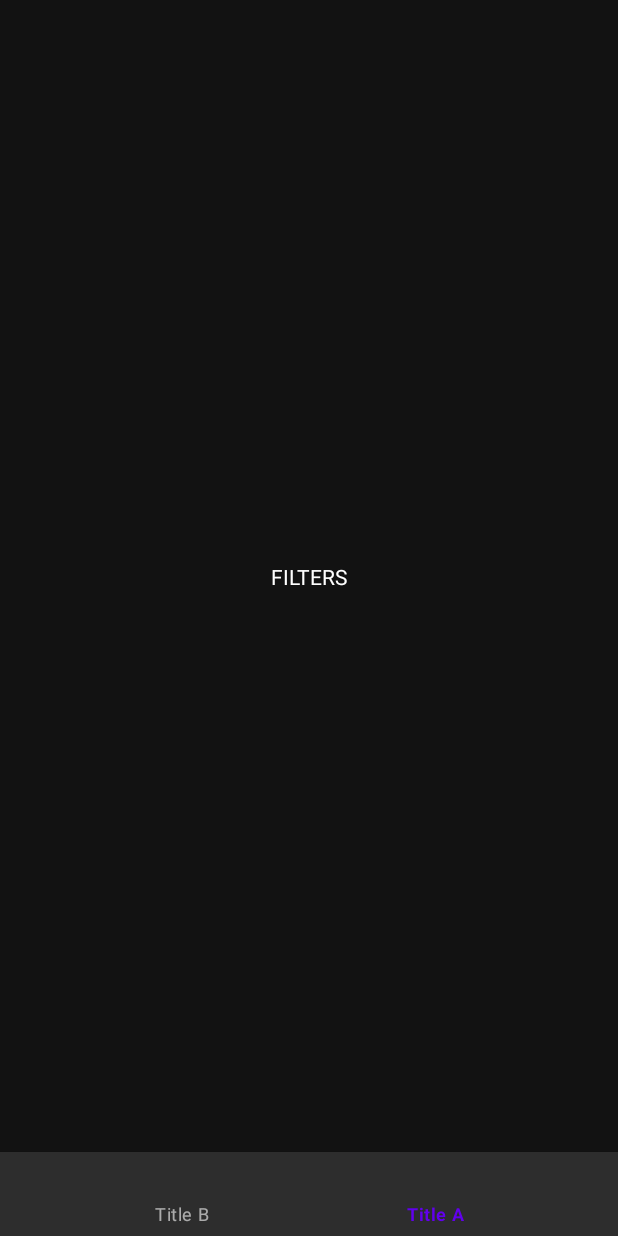
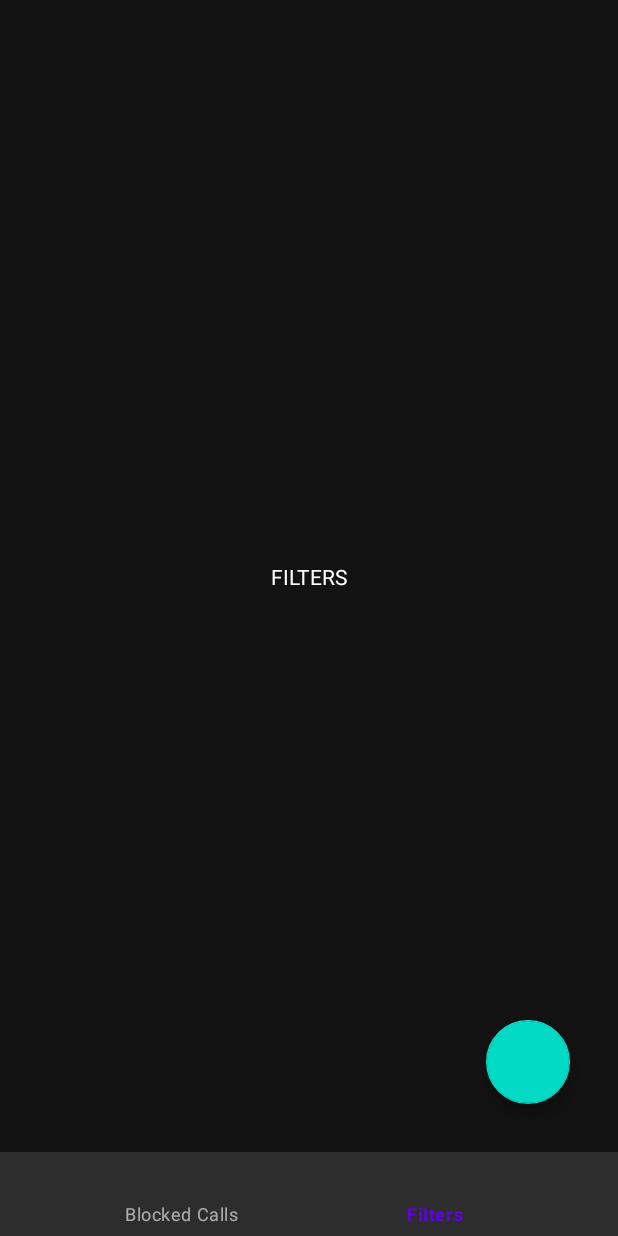
Before and after one commit to MeowsoftMobile/openCallBlocker, an Android app: the screen it shows after launch (MainActivity), item 2 of the bottom bar chosen, on a phone screen of 412 x 824 dp. Run offline under Robolectric (Android 15) with nearby library versions, the phone set to English and light mode, and no system bars; our stand-ins replace data binding.

Commit message:
Menu config

```diff
--- /dev/null
+++ b/app/src/main/java/com/meowsoft/callblocker/domain/MenuPage.kt
@@ -0,0 +1,7 @@
+package com.meowsoft.callblocker.domain
+
+data class MenuPage(
+    val number: Int,
+    val id: Int,
+    val layout: Int
+)
--- /dev/null
+++ b/app/src/main/java/com/meowsoft/callblocker/infrastructure/MenuConfig.kt
@@ -0,0 +1,28 @@
+package com.meowsoft.callblocker.infrastructure
+
+import com.meowsoft.callblocker.R
+import com.meowsoft.callblocker.domain.MenuPage
+
+class MenuConfig {
+    companion object{
+
+        private val menu = listOf(
+            MenuPage(
+                0,
+                R.id.action_blocked_list,
+                R.layout.view_blocked_calls
+            ),
+            MenuPage(
+                1,
+                R.id.action_filters,
+                R.layout.view_filters
+            )
+        )
+
+        val count: Int
+            get() = menu.size
+
+        fun getByPage(page: Int) = menu[page]
+        fun getById(id: Int) = menu.first { it.id == id }
+    }
+}
--- a/app/src/main/java/com/meowsoft/callblocker/presentation/main/MainActivity.kt
+++ b/app/src/main/java/com/meowsoft/callblocker/presentation/main/MainActivity.kt
@@ -1,11 +1,14 @@
 package com.meowsoft.callblocker.presentation.main
 
 import android.os.Bundle
+import android.view.Menu
 import androidx.appcompat.app.AppCompatActivity
 import androidx.databinding.DataBindingUtil
 import androidx.fragment.app.Fragment
+import androidx.viewpager2.widget.ViewPager2
 import com.meowsoft.callblocker.R
 import com.meowsoft.callblocker.databinding.ActivityMainBinding
+import com.meowsoft.callblocker.infrastructure.MenuConfig
 import com.meowsoft.callblocker.presentation.main.viewpager.ViewPagerAdapter
 import kotlinx.android.synthetic.main.activity_main.*
 import org.koin.androidx.viewmodel.ext.android.viewModel
@@ -30,21 +33,19 @@ class MainActivity : AppCompatActivity(){
         view_pager.adapter = ViewPagerAdapter()
         view_pager.currentItem = 0
 
+        view_pager.registerOnPageChangeCallback( object : ViewPager2.OnPageChangeCallback() {
+            override fun onPageSelected(position: Int) {
+                super.onPageSelected(position)
+                bottom_nav.selectedItemId = MenuConfig.getByPage(position).id
+            }
+        })
+
         bottom_nav.setOnItemSelectedListener { menuItem ->
 
-            lateinit var selectedFragment: Fragment
-
-            when(menuItem.itemId){
-                R.id.action_blocked_list -> {
-                    view_pager.currentItem = 0
-                }
-                R.id.action_filters -> {
-                    view_pager.currentItem = 1
-                }
-            }
+            val pageNumber = MenuConfig.getById(menuItem.itemId).number
+            view_pager.currentItem = pageNumber
 
             true
         }
-
     }
 }
--- a/app/src/main/java/com/meowsoft/callblocker/presentation/main/pages/filters/FiltersView.kt
+++ b/app/src/main/java/com/meowsoft/callblocker/presentation/main/pages/filters/FiltersView.kt
@@ -6,7 +6,6 @@ import android.view.ViewGroup
 import androidx.constraintlayout.widget.ConstraintLayout
 import androidx.databinding.DataBindingUtil
 import com.meowsoft.callblocker.R
-import com.meowsoft.callblocker.databinding.ViewBlockedCallsBinding
 import com.meowsoft.callblocker.databinding.ViewFiltersBinding
 
 class FiltersView(
--- a/app/src/main/java/com/meowsoft/callblocker/presentation/main/viewpager/ViewPagerAdapter.kt
+++ b/app/src/main/java/com/meowsoft/callblocker/presentation/main/viewpager/ViewPagerAdapter.kt
@@ -1,10 +1,10 @@
 package com.meowsoft.callblocker.presentation.main.viewpager
 
-import android.content.Context
 import android.view.View
 import android.view.ViewGroup
 import androidx.recyclerview.widget.RecyclerView
 import com.meowsoft.callblocker.R
+import com.meowsoft.callblocker.infrastructure.MenuConfig
 import com.meowsoft.callblocker.presentation.main.pages.blocked.BlockedCallsView
 import com.meowsoft.callblocker.presentation.main.pages.filters.FiltersView
 
@@ -15,10 +15,12 @@ class ViewPagerAdapter() : RecyclerView.Adapter<PageViewHolder>() {
     }
 
     private fun getView(parent: ViewGroup, layout: Int): View{
+        val context = parent.context
+
         return when(layout){
-            R.layout.view_filters -> FiltersView(parent.context)
-            R.layout.view_blocked_calls -> BlockedCallsView(parent.context)
-            else -> BlockedCallsView(parent.context)
+            R.layout.view_filters -> FiltersView(context)
+            R.layout.view_blocked_calls -> BlockedCallsView(context)
+            else -> BlockedCallsView(context)
         }
     }
 
@@ -26,12 +28,8 @@ class ViewPagerAdapter() : RecyclerView.Adapter<PageViewHolder>() {
 
     }
 
-    override fun getItemViewType(position: Int): Int =
-        when(position){
-            0 -> R.layout.view_blocked_calls
-            1 -> R.layout.view_filters
-            else -> R.layout.view_blocked_calls
-        }
+    override fun getItemViewType(position: Int): Int = MenuConfig.getByPage(position).layout
 
-    override fun getItemCount(): Int = 2
+
+    override fun getItemCount(): Int = MenuConfig.count
 }
--- a/app/src/main/res/layout/view_filters.xml
+++ b/app/src/main/res/layout/view_filters.xml
@@ -16,6 +16,13 @@
             app:layout_constraintStart_toStartOf="parent"
             app:layout_constraintTop_toTopOf="parent"/>
 
+        <com.google.android.material.floatingactionbutton.FloatingActionButton
+            app:layout_constraintBottom_toBottomOf="parent"
+            app:layout_constraintRight_toRightOf="parent"
+            android:layout_marginBottom="32dp"
+            android:layout_marginRight="32dp"
+            android:layout_width="wrap_content"
+            android:layout_height="wrap_content"/>
 
     </androidx.constraintlayout.widget.ConstraintLayout>
 
--- a/app/src/main/res/menu/bottom_menu.xml
+++ b/app/src/main/res/menu/bottom_menu.xml
@@ -4,11 +4,11 @@
     <item
         android:id="@+id/action_blocked_list"
         android:enabled="true"
-        android:title="Title B"
+        android:title="Blocked Calls"
         app:showAsAction="ifRoom" />
     <item
         android:id="@+id/action_filters"
         android:enabled="true"
-        android:title="Title A"
+        android:title="Filters"
         app:showAsAction="ifRoom" />
 </menu>
```
